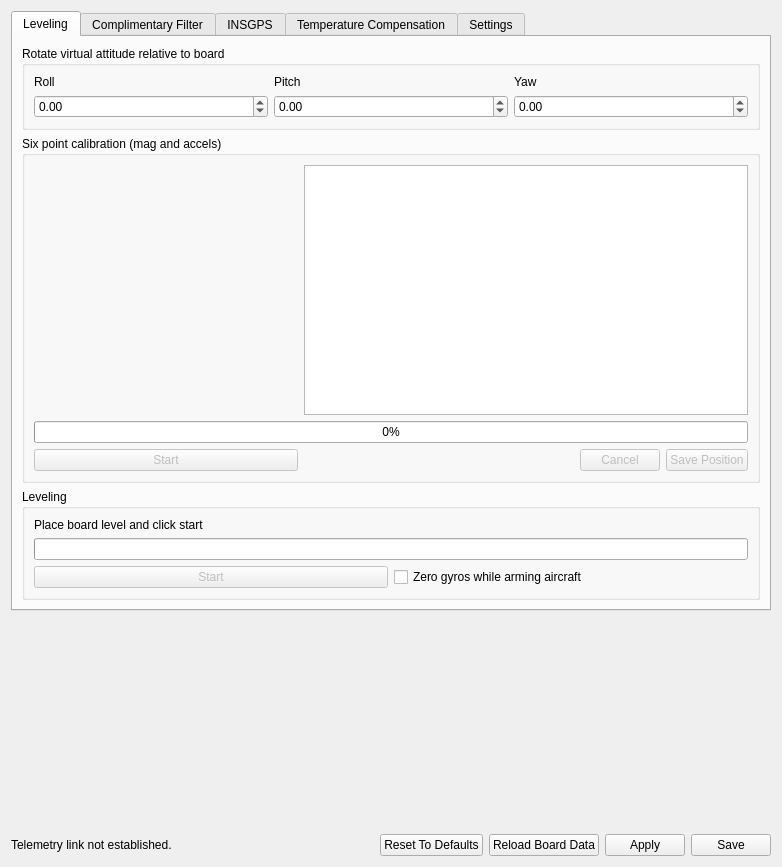
Above: ground/gcs/src/plugins/config/attitude.ui from TauLabs/TauLabs before the change. Below: the same form after it.
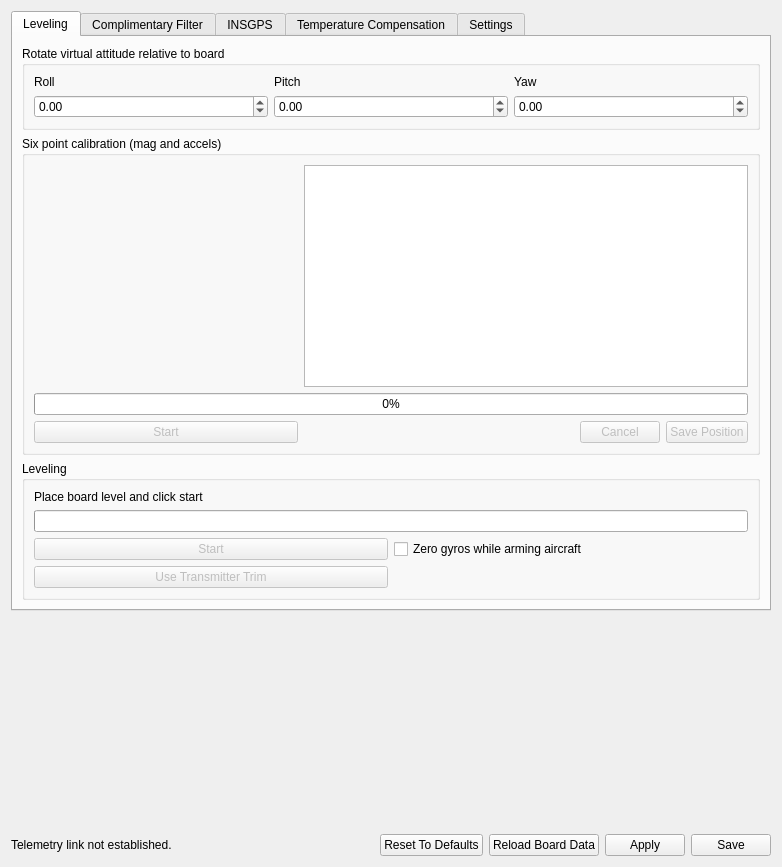
That is the form after the change. Icons and pictures are not drawn. Custom widgets are drawn as their Qt base class.

Commit message:
GCS Attitude: Use transmitter trim to refine level
This is useful after trimming an aircraft for level flight in
attitude mode to set the roll and pitch that should be considered
level.

Diff of the .ui file:
```diff
--- a/ground/gcs/src/plugins/config/attitude.ui
+++ b/ground/gcs/src/plugins/config/attitude.ui
@@ -262,6 +262,19 @@
             </property>
            </widget>
           </item>
+          <item row="3" column="0">
+           <widget class="QPushButton" name="useTransmitterLevel">
+            <property name="enabled">
+             <bool>false</bool>
+            </property>
+            <property name="toolTip">
+             <string>&lt;html&gt;&lt;head/&gt;&lt;body&gt;&lt;p&gt;This will take the trim values from the transmitter to update the level offset. This requires the transmitter to be connected and in leveling mode for both roll and pitch&lt;/p&gt;&lt;/body&gt;&lt;/html&gt;</string>
+            </property>
+            <property name="text">
+             <string>Use Transmitter Trim</string>
+            </property>
+           </widget>
+          </item>
          </layout>
         </widget>
        </item>
```
The commit also changes 2 other files.
